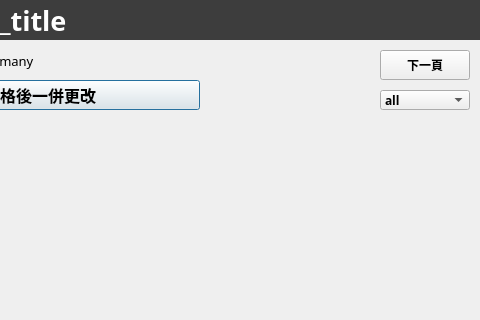
freefrit/AOOP_DogeShop, file ui/managegoods_window.ui: the form before one commit; both pictures show x 480 to 960 and y 0 to 320 of the 960 by 700 pixel window.
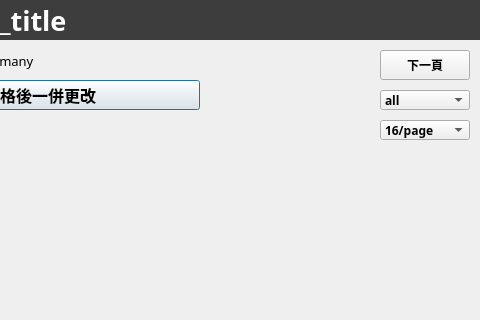
The form after the commit.

```diff
--- a/ui/managegoods_window.ui
+++ b/ui/managegoods_window.ui
@@ -212,6 +212,41 @@
     </property>
    </item>
   </widget>
+  <widget class="QComboBox" name="rownum_box">
+   <property name="geometry">
+    <rect>
+     <x>860</x>
+     <y>120</y>
+     <width>90</width>
+     <height>20</height>
+    </rect>
+   </property>
+   <property name="font">
+    <font>
+     <family>Agency FB</family>
+     <weight>75</weight>
+     <bold>true</bold>
+    </font>
+   </property>
+   <property name="layoutDirection">
+    <enum>Qt::LeftToRight</enum>
+   </property>
+   <item>
+    <property name="text">
+     <string>16/page</string>
+    </property>
+   </item>
+   <item>
+    <property name="text">
+     <string>12/page</string>
+    </property>
+   </item>
+   <item>
+    <property name="text">
+     <string>8/page</string>
+    </property>
+   </item>
+  </widget>
  </widget>
  <resources/>
  <connections/>
```
